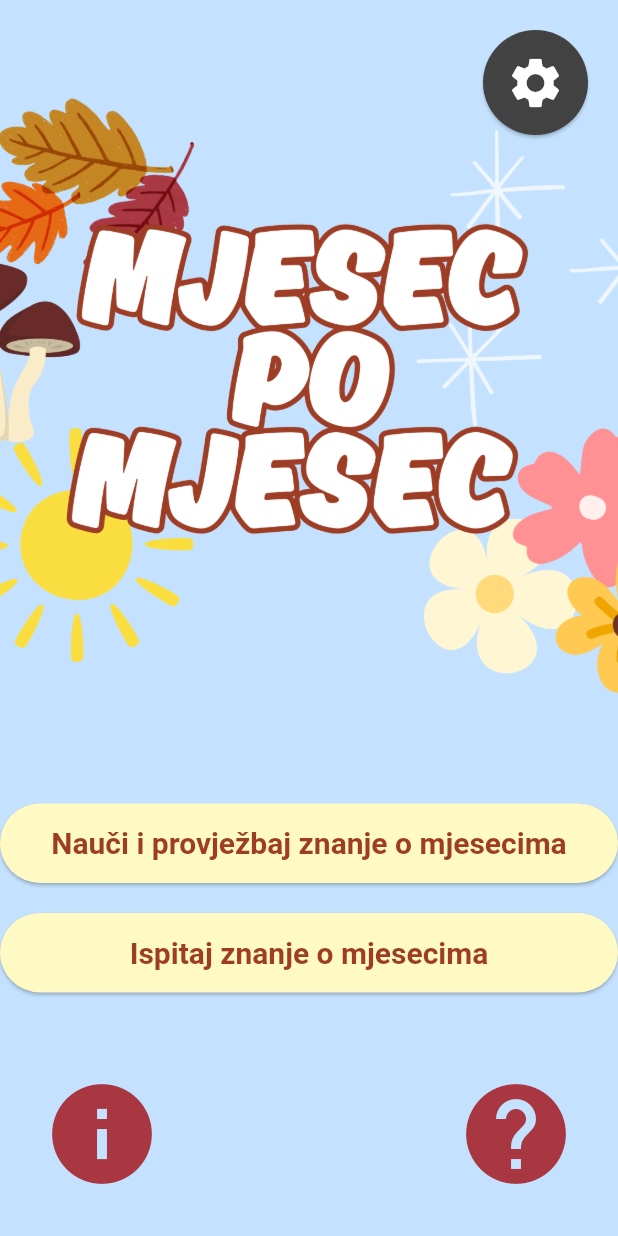
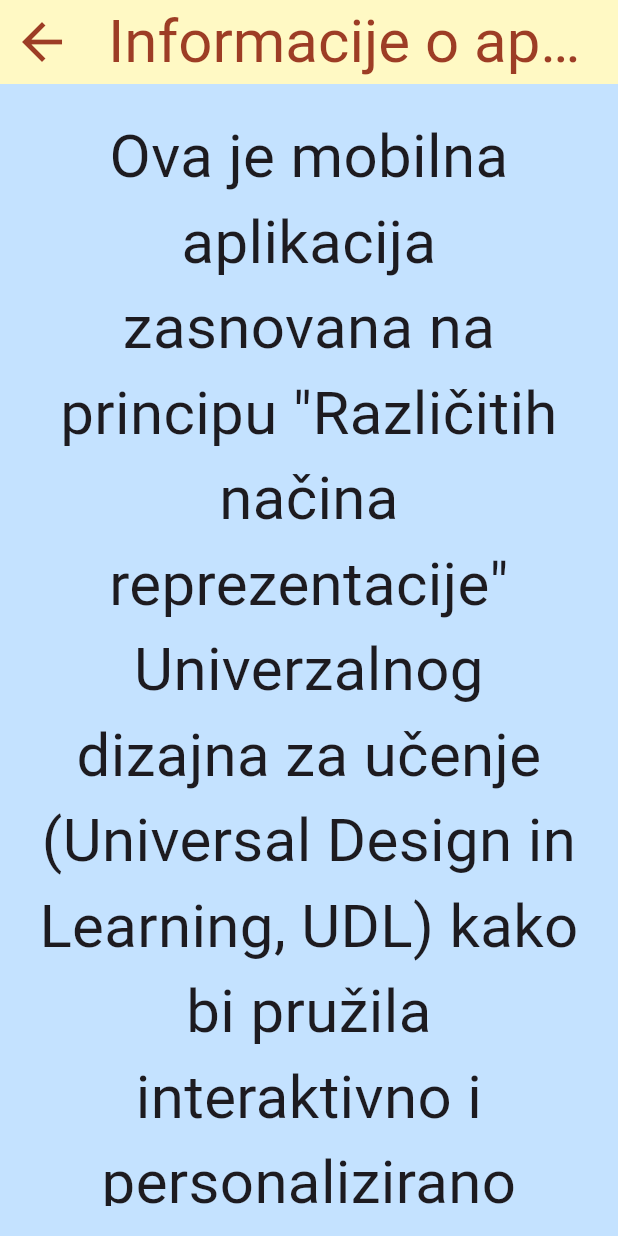
Before and after one commit to LucLov/Zavrsni-rad, a Flutter app: the screen it shows after launch, after a tap on the "help" icon, on a phone screen of 412 x 824 dp. Run offline on Flutter 3.47's test engine with Material 3 defaults, Android fonts, the phone set to English and light mode, and no system bars; our stand-ins replace shared_preferences; Roboto replaces fonts that are missing (Sans).

Commit message:
Added settings, info and help, need to fix settings

```diff
--- /dev/null
+++ b/zavrsni_rad/lib/about_app_screen.dart
@@ -0,0 +1,56 @@
+import 'package:flutter/material.dart';
+
+class AboutAppScreen extends StatelessWidget {
+  const AboutAppScreen({super.key});
+
+  @override
+  Widget build(BuildContext context) {
+    return Scaffold(
+      backgroundColor: Color(0XFFC4E2FF),
+      appBar: AppBar(
+        title: Text("Informacije o aplikaciji",
+        style: TextStyle(fontSize: 40)),
+        backgroundColor: Colors.yellow[100],
+        foregroundColor: Color(0xFF9D3D25),
+        leading: IconButton(
+          icon: Icon(Icons.arrow_back, size: 40.0),
+          onPressed: () {
+            Navigator.of(context).pop(); // Vraća korisnika na prethodnu stranicu
+          },
+        ),
+      ),
+      body: Padding(
+        padding: EdgeInsets.all(20),
+        child: SingleChildScrollView (
+          child: Column(
+            crossAxisAlignment: CrossAxisAlignment.start, // Optional, depending on the layout you want
+            children: [
+              Text(
+                '''Ova je mobilna aplikacija zasnovana na principu "Različitih načina reprezentacije" Univerzalnog dizajna za učenje (Universal Design in Learning, UDL) kako bi pružila interaktivno i personalizirano obrazovno iskustvo pri učenju mjeseca u godini.''',
+                style: TextStyle(fontSize: 40),
+                textAlign: TextAlign.center,
+              ),
+              SizedBox(height: 10), // Optional space between text blocks
+              Text(
+                '''Namijenjena je široj publici što uključuje djecu, osobe s poteškoćama te učenike hrvatskog i engleskog jezika.''',
+                style: TextStyle(fontSize: 40),
+                textAlign: TextAlign.center,
+              ),
+              SizedBox(height: 10), // Optional space between text blocks
+              Text(
+                '''Ova ozbiljna igra je zamišljena da korisnika vodi kroz 3 različite faze: učenje o mjesecima, vježbanje i ispitivanje znanja o mjesecima.''',
+                style: TextStyle(fontSize: 40),
+                textAlign: TextAlign.center,
+              ),
+              SizedBox(height: 10), // Optional space between text blocks
+              Text(
+                '''Korisnik će kroz sekvencijalni pristup naučiti o mjesecima unutar svakog godišnjeg doba (zima, proljeće, ljeto, jesen). Nakon učenja o mjesecima u godišnjem dobu, to znanje će se i provježbati jednostavnom igrom povezivanja pojmova. Kada se korisnik upozna sa svim mjesecima, imat će mogućnost ispitati stečeno znanje u obliku kviza. Korisniku će se na kraju kviza ispisati njegov rezultat.''',
+                style: TextStyle(fontSize: 40),
+                textAlign: TextAlign.center,
+              ),
+            ],
+          ),),
+      ),
+    );
+  }
+}
--- a/zavrsni_rad/lib/main.dart
+++ b/zavrsni_rad/lib/main.dart
@@ -1,20 +1,61 @@
 import 'package:flutter/material.dart';
+import 'package:shared_preferences/shared_preferences.dart';
+import 'package:provider/provider.dart';
+import 'package:zavrsni_rad/about_app_screen.dart';
+import 'package:zavrsni_rad/info_screen.dart';
+import 'settings_screen.dart';
 
 void main() {
-  runApp(const MyApp());
+  runApp(const NavigatorApp());
 }
 
-class MyApp extends StatelessWidget {
-  const MyApp({super.key});
+class NavigatorApp extends StatelessWidget {
+  const NavigatorApp({super.key});
 
   @override
   Widget build(BuildContext context) {
     return MaterialApp(
-      title: 'Flutter Demo',
-      theme: ThemeData(
-        colorScheme: ColorScheme.fromSeed(seedColor: Colors.green),
-      ),
-      home: Scaffold(
+      debugShowCheckedModeBanner: false,
+      initialRoute: "/", // Set initial route
+      routes: {
+        "/" : (context) => const HomeScreen(),
+        "/settings" : (context) => const SettingsScreen(),
+        "/info" : (context) => const InfoScreen(),
+        "/aboutApp" : (context) => const AboutAppScreen(),
+      },
+    );
+  }
+}
+
+
+class HomeScreen extends StatefulWidget {
+  const HomeScreen({super.key});
+
+  @override
+  _HomeScreenState createState() => _HomeScreenState();
+}
+
+class _HomeScreenState extends State<HomeScreen> {
+  double _fontSize = 20.0;
+  String _font = "Sans";
+
+  @override
+  void initState() {
+    super.initState();
+    _loadSettings();
+  }
+
+  void _loadSettings() async {
+    SharedPreferences prefs = await SharedPreferences.getInstance();
+    setState(() {
+      _fontSize = prefs.getDouble('fontSize') ?? 20.0;
+      _font = prefs.getString('font') ?? "Sans";
+    });
+  }
+
+  @override
+  Widget build(BuildContext context) {
+    return Scaffold(
       body: Stack(
         children: [
           // Background image
@@ -26,11 +67,11 @@ class MyApp extends StatelessWidget {
               ),
             ),
           ),
-            // Positioned buttons at 3/4 of the screen height
+          // Buttons section
           Positioned(
             top: MediaQuery.of(context).size.height * 0.65,
-              left: 0,
-              right: 0,
+            left: 10,
+            right: 10,
             child: Column(
               children: [
                 SizedBox(
@@ -42,8 +83,8 @@ class MyApp extends StatelessWidget {
                       foregroundColor: Color(0xFF9D3D25),
                       padding: EdgeInsets.symmetric(horizontal: 30, vertical: 15),
                       textStyle: TextStyle(
-                          fontFamily: "Sans",
-                          fontSize: 20,
+                        fontFamily: _font,
+                        fontSize: _fontSize,
                         fontWeight: FontWeight.bold,
                       ),
                     ),
@@ -63,8 +104,8 @@ class MyApp extends StatelessWidget {
                       foregroundColor: Color(0xFF9D3D25),
                       padding: EdgeInsets.symmetric(horizontal: 30, vertical: 15),
                       textStyle: TextStyle(
-                          fontFamily: "Sans",
-                          fontSize: 20,
+                        fontFamily: _font,
+                        fontSize: _fontSize,
                         fontWeight: FontWeight.bold,
                       ),
                     ),
@@ -77,47 +118,48 @@ class MyApp extends StatelessWidget {
               ],
             ),
           ),
-            // Info button (lower-left corner)
+          // Info button
           Positioned(
-              bottom: 20, // Adjust the bottom padding
-              left: 20, // Adjust left padding
+            bottom: 20,
+            left: 20,
             child: IconButton(
               onPressed: () {
-                  print("Info button pressed");
+                Navigator.of(context).pushNamed('/info');
               },
-                icon: Icon(Icons.info, size: 80, color: Color(0xFFA93741)), // ℹ️ Info icon
+              icon: Icon(Icons.info, size: 80, color: Color(0xFFA93741)),
               tooltip: "Info",
             ),
           ),
-            // Help button (lower-right corner)
+          // Help button
           Positioned(
-              bottom: 20, // Adjust bottom padding
-              right: 20, // Adjust right padding
+            bottom: 20,
+            right: 20,
             child: IconButton(
               onPressed: () {
-                  print("Help button pressed");
+                Navigator.of(context).pushNamed('/aboutApp');
               },
-                icon: Icon(Icons.help, size: 80, color: Color(0xFFA93741)), // ❓ Help icon
+              icon: Icon(Icons.help, size: 80, color: Color(0xFFA93741)),
               tooltip: "Help",
             ),
           ),
+          // Settings button
           Positioned(
-              top: 20, // Distance from the top
-              right: 20, // Distance from the right
+            top: 20,
+            right: 20,
             child: ElevatedButton(
               onPressed: () {
+                Navigator.of(context).pushNamed('/settings');
               },
               style: ElevatedButton.styleFrom(
-                  shape: CircleBorder(), // Makes it round
-                  padding: EdgeInsets.all(15), // Adds space inside the button
-                  backgroundColor: Colors.grey[800], // Dark grey button
+                shape: CircleBorder(),
+                padding: EdgeInsets.all(15),
+                backgroundColor: Colors.grey[800],
               ),
-                child: Icon(Icons.settings, size: 40, color: Colors.white), // White settings icon
+              child: Icon(Icons.settings, size: 40, color: Colors.white),
             ),
           ),
         ],
       ),
-      ),
     );
   }
 }
--- a/zavrsni_rad/pubspec.yaml
+++ b/zavrsni_rad/pubspec.yaml
@@ -30,7 +30,8 @@ environment:
 dependencies:
   flutter:
     sdk: flutter
-  shared_preferences: ^2.5.3
+  shared_preferences: ^2.0.11
+  provider: ^6.0.5
 
   # The following adds the Cupertino Icons font to your application.
   # Use with the CupertinoIcons class for iOS style icons.
```
Also changed, not shown: zavrsni_rad/lib/info_screen.dart (added, +50 -0 lines), zavrsni_rad/lib/main_pricuva.dart (+133 -123 lines), zavrsni_rad/lib/settings_screen.dart (+64 -46 lines), zavrsni_rad/lib/settings_provider.dart (added), zavrsni_rad/pubspec.lock, 1 other file. Lines whose indentation alone changed are shown as unchanged.
